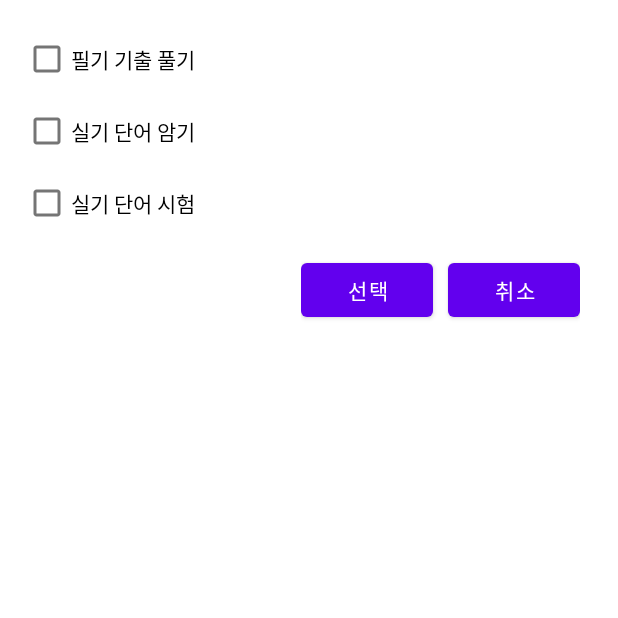
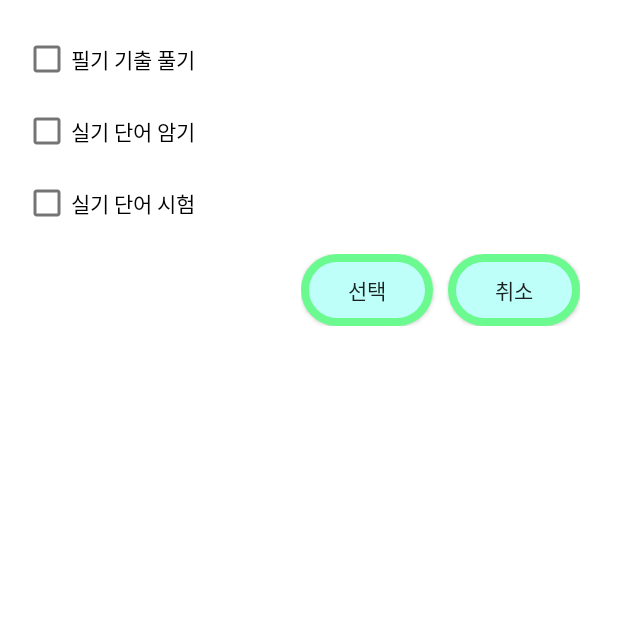
Before and after one commit to dltmddyd321/Certification_Guide, an Android app: the StudyActivity screen opened directly, with no data from a screen before it, on a phone screen of 412 x 824 dp, the top half of it. Run offline under Robolectric (Android 15) with nearby library versions, the phone set to English and light mode, and no system bars.

Commit message:
2021_07_27
Design

```diff
--- a/cert/app/src/main/res/layout/activity_main.xml
+++ b/cert/app/src/main/res/layout/activity_main.xml
@@ -29,12 +29,13 @@
         android:textStyle="bold" />
 
 
-    <Button
+    <androidx.appcompat.widget.AppCompatButton
         android:id="@+id/dDaySetting"
         android:layout_width="wrap_content"
         android:layout_height="wrap_content"
         android:layout_gravity="center"
-        android:text="D-day 설정"/>
+        android:background="@drawable/btn_go"
+        android:text="D-day 설정" />
 
     <ImageView
         android:id="@+id/imageView"
--- a/cert/app/src/main/res/layout/study_filter.xml
+++ b/cert/app/src/main/res/layout/study_filter.xml
@@ -37,18 +37,20 @@
         android:layout_margin="10dp"
         android:layout_gravity="end">
 
-        <Button
+        <androidx.appcompat.widget.AppCompatButton
             android:id="@+id/selectButton"
             android:layout_marginEnd="10dp"
             android:layout_width="wrap_content"
             android:layout_height="wrap_content"
             android:text="선택"
+            android:background="@drawable/btn_go"
             />
-        <Button
+        <androidx.appcompat.widget.AppCompatButton
             android:id="@+id/cancelButton"
             android:layout_width="wrap_content"
             android:layout_height="wrap_content"
             android:text="취소"
+            android:background="@drawable/btn_go"
             />
 
     </LinearLayout>
```
